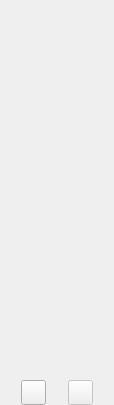
Old version of the form trunk/src/widgets/photocontrol-crop.ui in the repository BackupTheBerlios/galerist-svn.
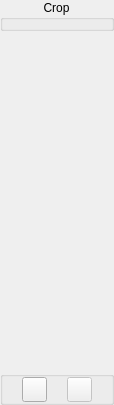
New version of the form. Icons and pictures are not drawn.

What changed in the file:
```diff
--- a/trunk/src/widgets/photocontrol-crop.ui
+++ b/trunk/src/widgets/photocontrol-crop.ui
@@ -32,19 +32,59 @@
     <number>1</number>
    </property>
    <item row="0" column="0" >
+    <widget class="QGroupBox" name="groupBox_2" >
+     <property name="title" >
+      <string>Crop</string>
+     </property>
+     <property name="alignment" >
+      <set>Qt::AlignHCenter</set>
+     </property>
+     <property name="flat" >
+      <bool>true</bool>
+     </property>
+    </widget>
+   </item>
+   <item row="1" column="0" >
     <spacer>
      <property name="orientation" >
       <enum>Qt::Vertical</enum>
      </property>
      <property name="sizeHint" >
       <size>
-       <width>20</width>
-       <height>40</height>
+       <width>25</width>
+       <height>221</height>
       </size>
      </property>
     </spacer>
    </item>
-   <item row="1" column="0" >
+   <item row="2" column="0" >
+    <widget class="QGroupBox" name="groupBox" >
+     <property name="title" >
+      <string/>
+     </property>
+     <property name="flat" >
+      <bool>true</bool>
+     </property>
+     <layout class="QGridLayout" >
+      <property name="leftMargin" >
+       <number>0</number>
+      </property>
+      <property name="topMargin" >
+       <number>0</number>
+      </property>
+      <property name="rightMargin" >
+       <number>0</number>
+      </property>
+      <property name="bottomMargin" >
+       <number>0</number>
+      </property>
+      <property name="horizontalSpacing" >
+       <number>1</number>
+      </property>
+      <property name="verticalSpacing" >
+       <number>1</number>
+      </property>
+      <item row="0" column="0" >
     <widget class="QPushButton" name="cancelButton" >
      <property name="minimumSize" >
       <size>
@@ -69,7 +109,7 @@
      </property>
     </widget>
    </item>
-   <item row="1" column="1" >
+      <item row="0" column="1" >
     <widget class="QPushButton" name="saveButton" >
      <property name="enabled" >
       <bool>false</bool>
@@ -95,6 +135,9 @@
      <property name="icon" >
       <iconset resource="../images.qrc" >:/images/filesave.png</iconset>
      </property>
+       </widget>
+      </item>
+     </layout>
     </widget>
    </item>
   </layout>
```
Lines whose indentation alone changed are shown as unchanged.
